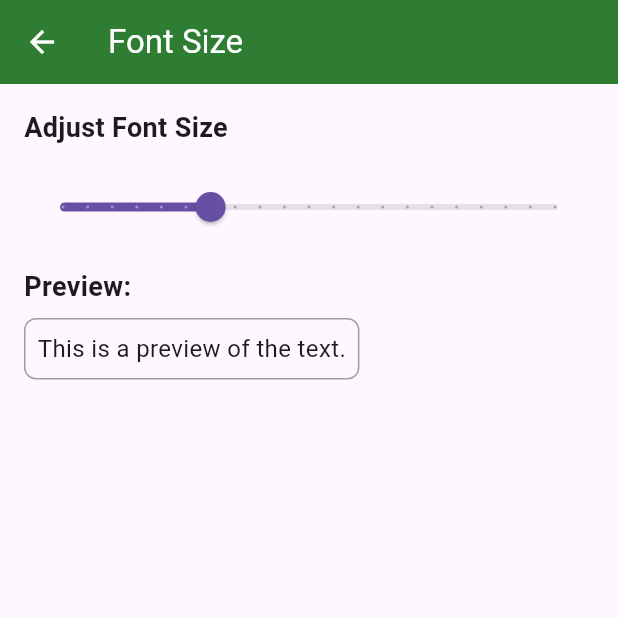
After one commit to kris-programmer/recishare_flutter, a Flutter app: the FontSettingsPage screen opened directly, on a phone screen of 412 x 824 dp, the top half of it. The commit adds this screen. Run offline on Flutter 3.47's test engine with Material 3 defaults, Android fonts, the phone set to English and light mode, and no system bars; our stand-ins replace file_picker, image_picker, permission_handler, shared_preferences, sqflite; accounts and stored records are empty.

Commit message:
- Implemented settings pages for font size, language selection, and view mode; - Moved said pages to a new folder;
The new settings themselves don't do anything yet.

```diff
--- /dev/null
+++ b/lib/pages/settings_pages/font_settings_page.dart
@@ -0,0 +1,62 @@
+import 'package:flutter/material.dart';
+
+class FontSettingsPage extends StatefulWidget {
+  const FontSettingsPage({super.key});
+  @override
+  FontSettingsPageState createState() => FontSettingsPageState();
+}
+
+class FontSettingsPageState extends State<FontSettingsPage> {
+  double _fontSize = 16.0; // Default font size
+
+  @override
+  Widget build(BuildContext context) {
+    return Scaffold(
+      appBar: AppBar(
+        title: const Text('Font Size'),
+      ),
+      body: Padding(
+        padding: const EdgeInsets.all(16.0),
+        child: Column(
+          crossAxisAlignment: CrossAxisAlignment.start,
+          children: [
+            const Text(
+              'Adjust Font Size',
+              style: TextStyle(fontSize: 18.0, fontWeight: FontWeight.bold),
+            ),
+            const SizedBox(height: 16.0),
+            Slider(
+              value: _fontSize,
+              min: 10.0,
+              max: 30.0,
+              divisions: 20,
+              label: _fontSize.toStringAsFixed(1),
+              onChanged: (value) {
+                setState(() {
+                  _fontSize = value;
+                });
+              },
+            ),
+            const SizedBox(height: 16.0),
+            const Text(
+              'Preview:',
+              style: TextStyle(fontSize: 18.0, fontWeight: FontWeight.bold),
+            ),
+            const SizedBox(height: 8.0),
+            Container(
+              padding: const EdgeInsets.all(8.0),
+              decoration: BoxDecoration(
+                border: Border.all(color: Colors.grey),
+                borderRadius: BorderRadius.circular(8.0),
+              ),
+              child: Text(
+                'This is a preview of the text.',
+                style: TextStyle(fontSize: _fontSize),
+              ),
+            ),
+          ],
+        ),
+      ),
+    );
+  }
+}
```
Also changed, not shown: lib/pages/recipes_page.dart (+31 -3 lines), lib/pages/settings_page.dart (+70 -1 lines), lib/pages/settings_pages/language_settings_page.dart (added, +41 -0 lines), lib/pages/settings_pages/listview_settings_page.dart (added, +63 -0 lines), lib/pages/tutorial_page.dart (+9 -7 lines), lib/pages/settings_pages/import_export_page.dart (renamed from lib/pages/import_export_page.dart).
